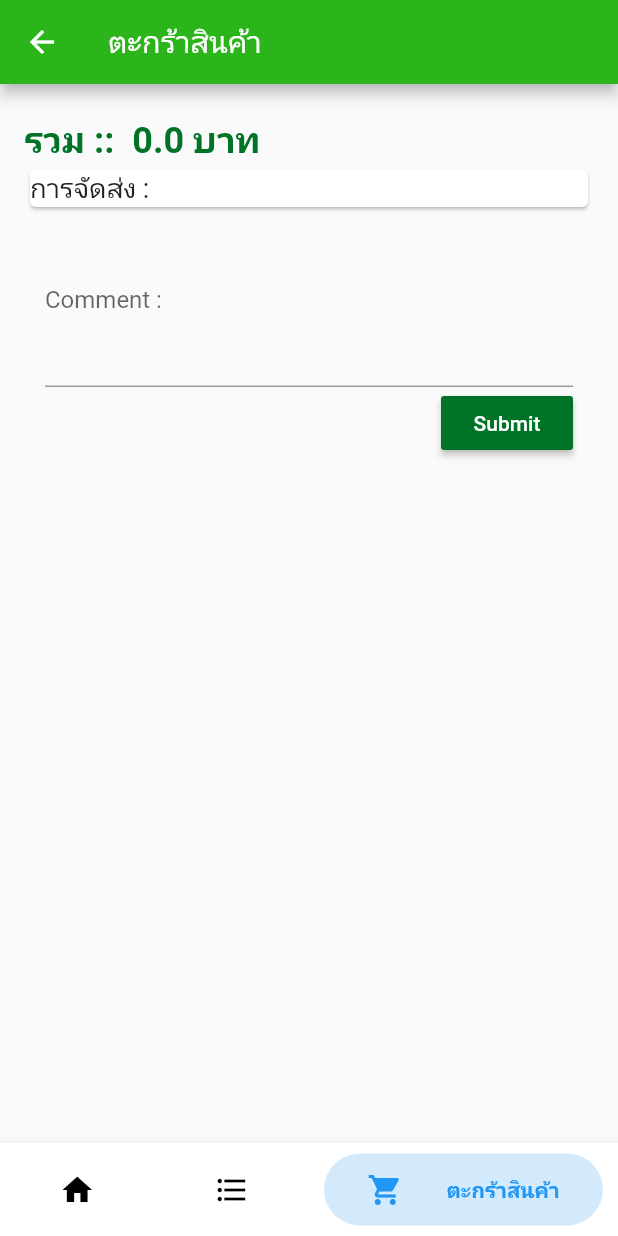
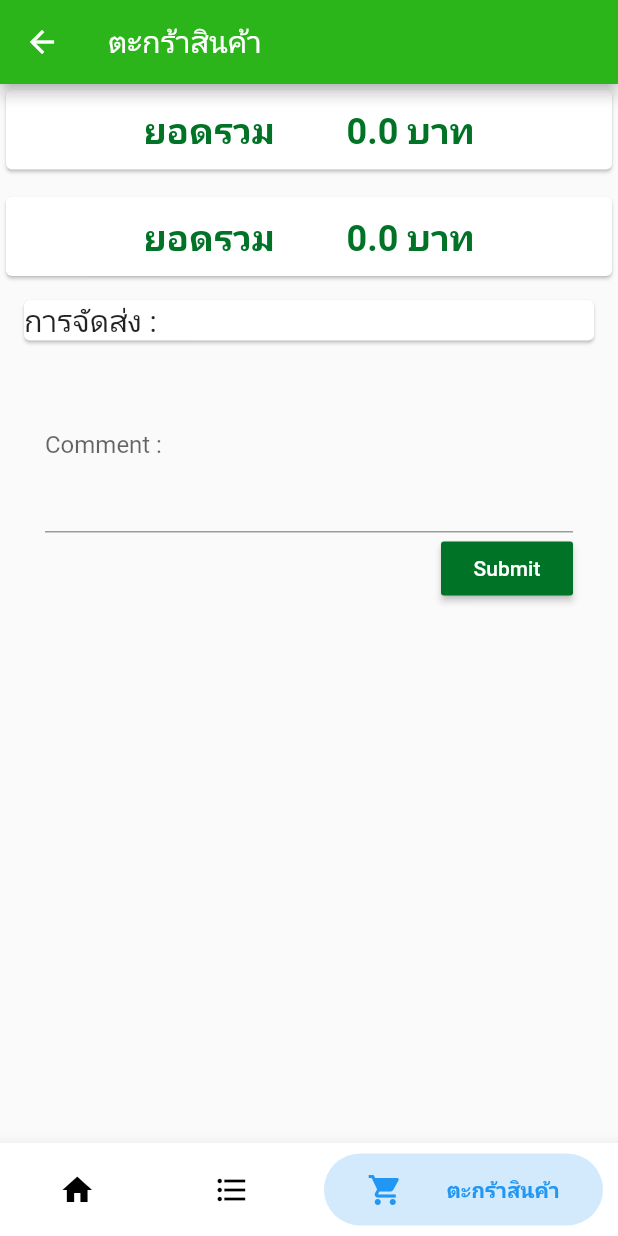
Before and after one commit to nottinhere/ptncenter, a Flutter app: the Home widget shown alone on an empty page, opened directly, after a tap on "ตะกร้าสินค้า", on a phone screen of 412 x 824 dp. Run offline on Flutter 3.47's test engine with Material 2 defaults, Android fonts, the light colour scheme and no system bars; drawn by our look-alikes of bubble_bottom_bar; our stand-ins replace carousel_slider, shared_preferences; missing offline and left inert: barcode_scan, flutter_webview_plugin; accounts and stored records are empty; network calls fail.

Commit message:
BF_updateincart

```diff
--- a/lib/scaffold/detail_cart.dart
+++ b/lib/scaffold/detail_cart.dart
@@ -53,6 +53,15 @@ class _DetailCartState extends State<DetailCart> {
     '4. รถส่งของตามรอบส่งสินค้าในเมืองนครสวรรค์',
     '5. ส่งทางบริษัทขนส่ง (เอกชน)'
   ];
+
+  // List<String> listTransport = [
+  //   '',
+  //   '1. รับสินค้าเองที่ พัฒนาเภสัช',
+  //   '2. รับเองที่คลังสินค้า(ซอยวัดท่าทอง)',
+  //   '3. รถส่งของตามรอบสายส่งสินค้า',
+  //   '4. รถส่งตามรอบส่งในเมืองนครสวรรค์',
+  //   '5. ส่งทางบริษัทขนส่ง (เอกชน)'
+  // ];
 
   // Method
   @override
@@ -182,7 +191,7 @@ class _DetailCartState extends State<DetailCart> {
             child: Text(
               productAllModels[index].title,
               style: TextStyle(
-                fontSize: 18.0,
+                fontSize: 16.0,
                 fontWeight: FontWeight.bold,
                 color: Color.fromARGB(0xff, 0x00, 0x73, 0x26),
               ),
@@ -487,8 +496,8 @@ class _DetailCartState extends State<DetailCart> {
       itemBuilder: (BuildContext buildContext, int index) {
         return Card(
           shape: RoundedRectangleBorder(
-          borderRadius: BorderRadius.all(Radius.circular(10)),
-          side: BorderSide(width: 2, color: Colors.grey.shade200)),
+              borderRadius: BorderRadius.all(Radius.circular(10)),
+              side: BorderSide(width: 2, color: Colors.grey.shade200)),
           child: Container(
             padding: EdgeInsets.only(bottom: 10.0, top: 10.0),
             child: Column(
@@ -507,11 +516,15 @@ class _DetailCartState extends State<DetailCart> {
   }
 
   Widget showTotal() {
-    return Container(
-      padding: EdgeInsets.only(left: 16.0, top: 10.0),
-      child: Text(
-        'รวม ::  $total บาท',
-        style: MyStyle().h1Style,
+    return Card(
+      child: Center(
+        child: Container(
+          padding: EdgeInsets.only(top: 10.0, bottom: 10.0),
+          child: Text(
+            'ยอดรวม        $total บาท',
+            style: MyStyle().h1Style,
+          ),
+        ),
       ),
     );
   }
@@ -528,14 +541,15 @@ class _DetailCartState extends State<DetailCart> {
     return Text(
       'การจัดส่ง : ${listTransport[index]}',
       style: TextStyle(
-        fontSize: 18.0,
+        fontSize: 20.0,
       ),
     );
   }
 
   Widget showTransport() {
     return Container(
-      padding: EdgeInsets.only(left: 16.0, right: 16.0),
+      width: 400.0,
+      padding: EdgeInsets.symmetric(vertical: 8.0, horizontal: 12.0),
       child: Card(
         child: PopupMenuButton<String>(
           onSelected: (String string) {
@@ -725,7 +739,8 @@ class _DetailCartState extends State<DetailCart> {
 
   Future<void> decodeQRcode(String code) async {
     try {
-      String url = 'http://ptnpharma.com/apishop/json_productlist.php?bqcode=$code';
+      String url =
+          'http://ptnpharma.com/apishop/json_productlist.php?bqcode=$code';
       http.Response response = await http.get(url);
       var result = json.decode(response.body);
       print('result ===*******>>>> $result');
@@ -852,6 +867,7 @@ class _DetailCartState extends State<DetailCart> {
       ),
       body: ListView(
         children: <Widget>[
+          showTotal(),
           showListCart(),
           showTotal(),
           showTransport(),
--- a/lib/widget/home.dart
+++ b/lib/widget/home.dart
@@ -415,6 +415,41 @@ class _HomeState extends State<Home> {
     );
   }
 
+  Widget notreceiveBox() {
+    return Container(
+      width: MediaQuery.of(context).size.width * 0.45,
+      // height: 80.0,
+      child: GestureDetector(
+        child: Card(
+          // color: Colors.green.shade100,
+          child: Container(
+            padding: EdgeInsets.all(16.0),
+            alignment: AlignmentDirectional(0.0, 0.0),
+            child: Column(
+              children: <Widget>[
+                Container(
+                  width: 45.0,
+                  child: Image.asset('images/icon_cancel.png'),
+                ),
+                Text(
+                  'สั่งแล้วไม่ได้รับ',
+                  style: TextStyle(
+                      fontSize: 18,
+                      fontWeight: FontWeight.bold,
+                      color: Colors.black),
+                ),
+              ],
+            ),
+          ),
+        ),
+        onTap: () {
+          print('You click not receive');
+          routeToListProduct(4);
+        },
+      ),
+    );
+  }
+
   Widget cartBox() {
     return Container(
       width: MediaQuery.of(context).size.width * 0.45,
@@ -574,7 +609,7 @@ class _HomeState extends State<Home> {
       mainAxisSize: MainAxisSize.min,
       children: <Widget>[
         productBox(),
-        promotionBox(),
+        notreceiveBox(),
       ],
     );
   }
@@ -585,7 +620,7 @@ class _HomeState extends State<Home> {
       // mainAxisSize: MainAxisSize.max,
       mainAxisSize: MainAxisSize.min,
       children: <Widget>[
-        updatepriceBox(),
+        promotionBox(),
         newproductBox(),
       ],
     );
@@ -597,8 +632,8 @@ class _HomeState extends State<Home> {
       // mainAxisSize: MainAxisSize.max,
       mainAxisSize: MainAxisSize.min,
       children: <Widget>[
+        updatepriceBox(),
         cartBox(),
-        barcodeBox(),
       ],
     );
   }
@@ -609,8 +644,8 @@ class _HomeState extends State<Home> {
       // mainAxisSize: MainAxisSize.max,
       mainAxisSize: MainAxisSize.min,
       children: <Widget>[
+        barcodeBox(),
         historyBox(),
-        // barcodeBox(),
       ],
     );
   }
```
Also changed, not shown: lib/models/category_model.dart (added, +21 -0 lines), lib/scaffold/detail.dart (+7 -6 lines), lib/scaffold/list_product.dart (+90 -32 lines), lib/scaffold/my_service.dart (+84 -28 lines), images/New folder/logo.png (deleted), images/icon_barcode.png, images/icon_cancel.png (added), images/icon_cart.png, images/icon_drugs.png, images/icon_history.png, images/icon_new.png, images/icon_promotion.png, images/icon_updateprice.png, 3 other files.
